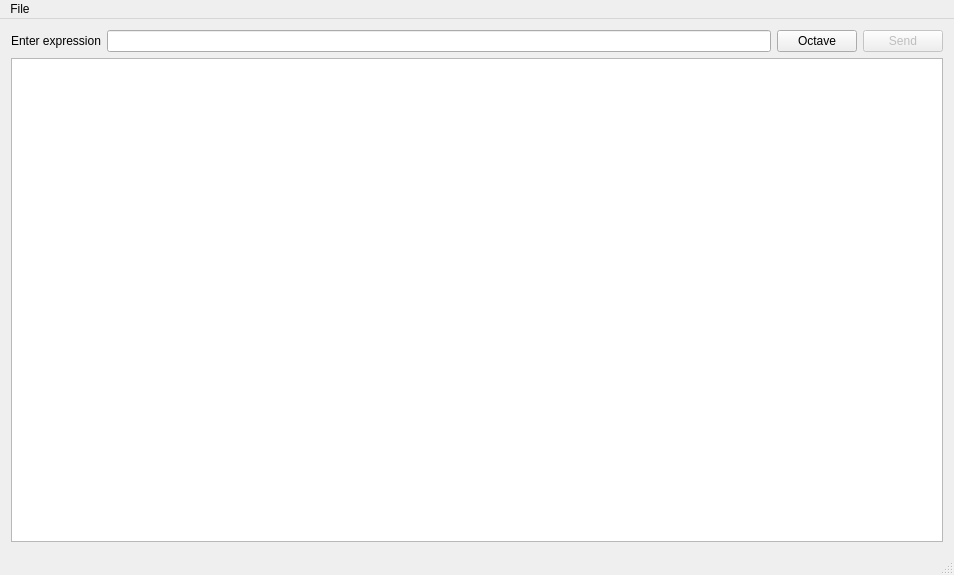
Old version of the form app/mainwindow.ui in the repository a-pavlov/fantlab.
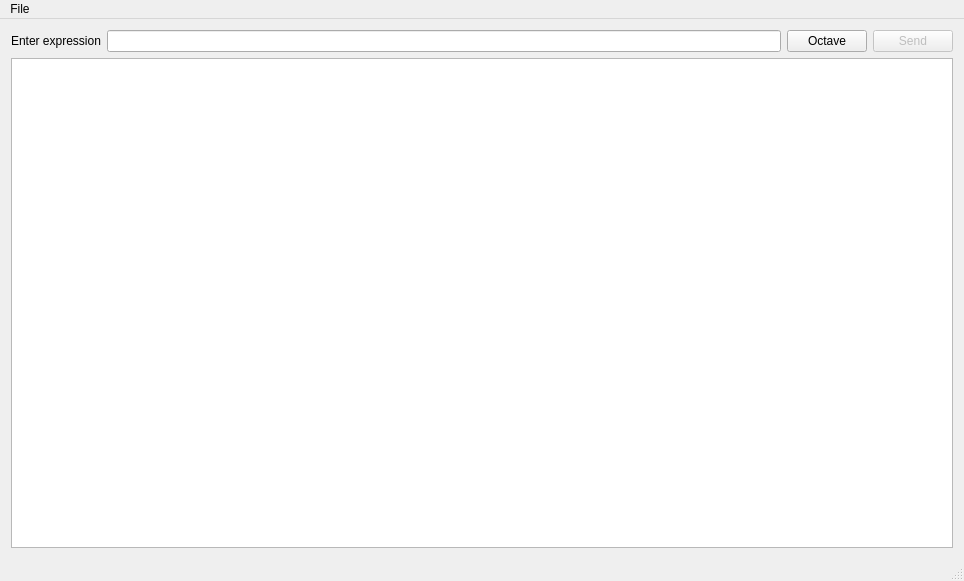
New version of the form.

Patch:
```diff
--- a/app/mainwindow.ui
+++ b/app/mainwindow.ui
@@ -6,8 +6,8 @@
    <rect>
     <x>0</x>
     <y>0</y>
-    <width>954</width>
-    <height>575</height>
+    <width>964</width>
+    <height>581</height>
    </rect>
   </property>
   <property name="windowTitle">
@@ -56,8 +56,8 @@
     <rect>
      <x>0</x>
      <y>0</y>
-     <width>954</width>
-     <height>21</height>
+     <width>964</width>
+     <height>22</height>
     </rect>
    </property>
    <widget class="QMenu" name="menuFile">
```
